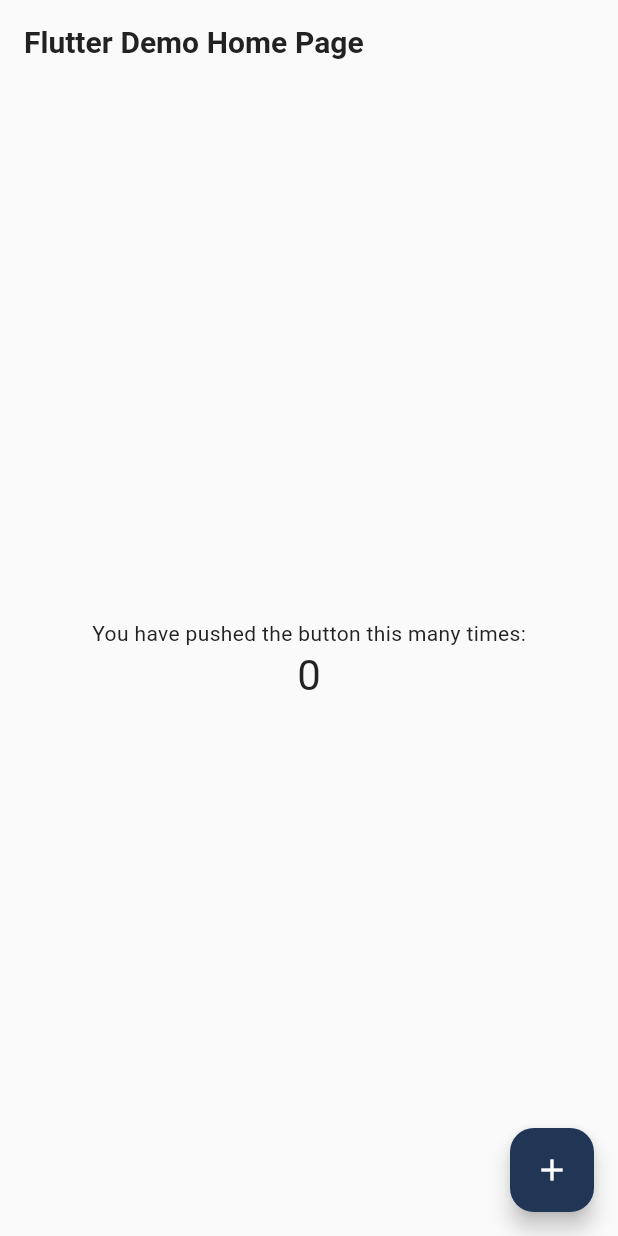
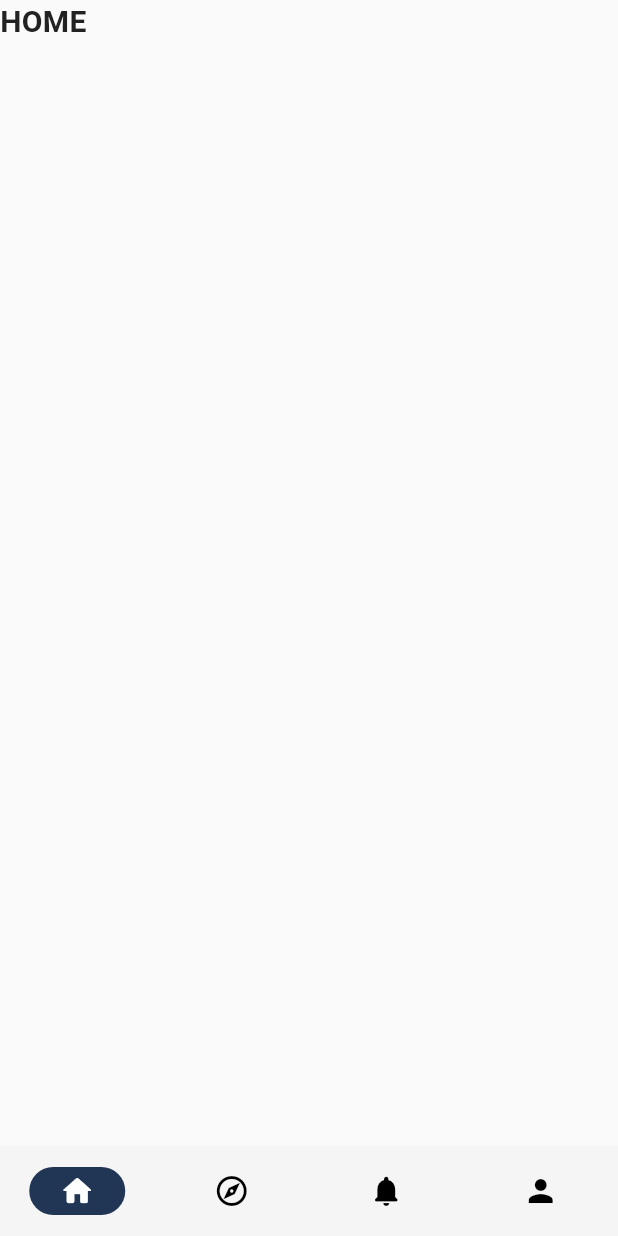
Before and after one commit to chhily/tov-na, a Flutter app: the screen it shows after launch, on a phone screen of 412 x 824 dp. Run offline on Flutter 3.47's test engine with Material 3 defaults, Android fonts, the phone set to English and light mode, and no system bars; our stand-ins replace flutter_riverpod, google_fonts; Roboto replaces fonts that are missing (NotoSansKhmer).

Commit message:
set up navigation

```diff
--- a/lib/core/constant/app_color.dart
+++ b/lib/core/constant/app_color.dart
@@ -3,6 +3,7 @@ import 'package:flutter/material.dart';
 class AppColors {
   AppColors._();
   static const Color bgColor = Color(0xFFFAFAFA);
+  static const Color bg2Color = Color(0xFFF5F5F5);
   static const Color primary = Color(0xFF213555);
   static const Color secondary = Color(0xFF5BC0F8);
 
--- a/lib/core/constant/app_style.dart
+++ b/lib/core/constant/app_style.dart
@@ -0,0 +1,9 @@
+import 'package:flutter/material.dart';
+import 'package:google_fonts/google_fonts.dart';
+import 'package:tov_na/core/constant/constants.dart';
+
+TextStyle appText = GoogleFonts.notoSansKhmer(
+  color: AppColors.primaryText,
+  fontWeight: FontWeight.normal,
+  fontSize: FontSize.body,
+);
--- a/lib/core/theme/default_theme.dart
+++ b/lib/core/theme/default_theme.dart
@@ -37,6 +37,30 @@ class DefaultTheme {
           shape:
               RoundedRectangleBorder(borderRadius: BorderRadius.circular(8.0)),
         ),
+        navigationBarTheme: NavigationBarThemeData(
+          height: 60,
+          surfaceTintColor: AppColors.bg2Color,
+          elevation: 2,
+          backgroundColor: AppColors.bg2Color,
+          indicatorColor: AppColors.primary,
+          labelBehavior: NavigationDestinationLabelBehavior.alwaysHide,
+          labelTextStyle: MaterialStateProperty.all(
+            appText.copyWith(fontSize: FontSize.caption),
+          ),
+        ),
+        bottomNavigationBarTheme: BottomNavigationBarThemeData(
+            backgroundColor: AppColors.white,
+            type: BottomNavigationBarType.shifting,
+            elevation: 0,
+            selectedIconTheme: const IconThemeData(
+              color: AppColors.primary,
+            ),
+            unselectedIconTheme: const IconThemeData(
+              color: AppColors.secondary,
+            ),
+            selectedLabelStyle: appText,
+            showSelectedLabels: true,
+            unselectedLabelStyle: appText.copyWith(color: AppColors.subtitle)),
         elevatedButtonTheme: elevatedButtonTheme,
         outlinedButtonTheme: outlineButtonTheme,
         textButtonTheme: textButtonTheme,
@@ -74,8 +98,8 @@ class DefaultTheme {
   AppBarTheme get appBarTheme {
     return AppBarTheme(
       color: AppColors.bgColor,
-      iconTheme: const IconThemeData(color: AppColors.secondary),
-      actionsIconTheme: const IconThemeData(color: AppColors.secondary),
+      iconTheme: const IconThemeData(color: AppColors.primary),
+      actionsIconTheme: const IconThemeData(color: AppColors.primary),
       titleTextStyle: GoogleFonts.notoSansKhmer(
         fontSize: FontSize.title,
         color: AppColors.primaryText,
@@ -129,14 +153,14 @@ class DefaultTheme {
 
   IconThemeData get iconTheme {
     return const IconThemeData(
-      color: AppColors.subtitle,
+      color: AppColors.primary,
     );
   }
 
   IconButtonThemeData get iconButtonTheme {
     return IconButtonThemeData(
       style: ButtonStyle(
-        iconColor: MaterialStateProperty.all(AppColors.white),
+        iconColor: MaterialStateProperty.all(AppColors.primary),
       ),
     );
   }
--- /dev/null
+++ b/lib/core/widget/app.dart
@@ -0,0 +1,32 @@
+import 'package:flutter/material.dart';
+
+import '../../page/home/home.dart';
+
+class App {
+  App._();
+  static const List<Widget> page = [
+    HomePage(title: "HOME"),
+    HomePage(title: "EXPLORE"),
+    HomePage(title: "NOTIFICATIONS"),
+    HomePage(title: "PROFILE"),
+  ];
+
+  static const List<NavigationDestination> itemNav = [
+    NavigationDestination(
+      icon: Icon(Icons.home_rounded),
+      label: "Home",
+    ),
+    NavigationDestination(
+      icon: Icon(Icons.explore_outlined),
+      label: "Explore",
+      selectedIcon: Icon(
+        Icons.explore_rounded,
+      ),
+    ),
+    NavigationDestination(
+      icon: Icon(Icons.notifications_rounded),
+      label: "Notifications",
+    ),
+    NavigationDestination(icon: Icon(Icons.person), label: "Profile"),
+  ];
+}
--- a/lib/main.dart
+++ b/lib/main.dart
@@ -1,107 +1,8 @@
 import 'package:flutter/material.dart';
-import 'package:tov_na/core/theme/default_theme.dart';
+import 'package:flutter_riverpod/flutter_riverpod.dart';
+
+import 'page/root.dart';
 
 void main() {
-  runApp(const MyApp());
+  runApp(const ProviderScope(child: TovNaApp()));
 }
-
-class MyApp extends StatelessWidget {
-  const MyApp({super.key});
-
-  // This widget is the root of your application.
-  @override
-  Widget build(BuildContext context) {
-    return MaterialApp(
-      title: 'Flutter Demo',
-      theme: DefaultTheme.instance.theme,
-      home: const MyHomePage(title: 'Flutter Demo Home Page'),
-    );
-  }
-}
-
-class MyHomePage extends StatefulWidget {
-  const MyHomePage({super.key, required this.title});
-
-  // This widget is the home page of your application. It is stateful, meaning
-  // that it has a State object (defined below) that contains fields that affect
-  // how it looks.
-
-  // This class is the configuration for the state. It holds the values (in this
-  // case the title) provided by the parent (in this case the App widget) and
-  // used by the build method of the State. Fields in a Widget subclass are
-  // always marked "final".
-
-  final String title;
-
-  @override
-  State<MyHomePage> createState() => _MyHomePageState();
-}
-
-class _MyHomePageState extends State<MyHomePage> {
-  int _counter = 0;
-
-  void _incrementCounter() {
-    setState(() {
-      // This call to setState tells the Flutter framework that something has
-      // changed in this State, which causes it to rerun the build method below
-      // so that the display can reflect the updated values. If we changed
-      // _counter without calling setState(), then the build method would not be
-      // called again, and so nothing would appear to happen.
-      _counter++;
-    });
-  }
-
-  @override
-  Widget build(BuildContext context) {
-    // This method is rerun every time setState is called, for instance as done
-    // by the _incrementCounter method above.
-    //
-    // The Flutter framework has been optimized to make rerunning build methods
-    // fast, so that you can just rebuild anything that needs updating rather
-    // than having to individually change instances of widgets.
-    return Scaffold(
-      appBar: AppBar(
-        // TRY THIS: Try changing the color here to a specific color (to
-        // Colors.amber, perhaps?) and trigger a hot reload to see the AppBar
-        // change color while the other colors stay the same.
-        // Here we take the value from the MyHomePage object that was created by
-        // the App.build method, and use it to set our appbar title.
-        title: Text(widget.title),
-      ),
-      body: Center(
-        // Center is a layout widget. It takes a single child and positions it
-        // in the middle of the parent.
-        child: Column(
-          // Column is also a layout widget. It takes a list of children and
-          // arranges them vertically. By default, it sizes itself to fit its
-          // children horizontally, and tries to be as tall as its parent.
-          //
-          // Column has various properties to control how it sizes itself and
-          // how it positions its children. Here we use mainAxisAlignment to
-          // center the children vertically; the main axis here is the vertical
-          // axis because Columns are vertical (the cross axis would be
-          // horizontal).
-          //
-          // TRY THIS: Invoke "debug painting" (choose the "Toggle Debug Paint"
-          // action in the IDE, or press "p" in the console), to see the
-          // wireframe for each widget.
-          mainAxisAlignment: MainAxisAlignment.center,
-          children: <Widget>[
-            const Text(
-              'You have pushed the button this many times:',
-            ),
-            Text(
-              '$_counter',
-              style: Theme.of(context).textTheme.headlineMedium,
-            ),
-          ],
-        ),
-      ),
-      floatingActionButton: FloatingActionButton(
-        onPressed: _incrementCounter,
-        tooltip: 'Increment',
-        child: const Icon(Icons.add),
-      ), // This trailing comma makes auto-formatting nicer for build methods.
-    );
-  }
-}
--- /dev/null
+++ b/lib/page/home/home.dart
@@ -0,0 +1,23 @@
+import 'package:flutter/material.dart';
+import 'package:flutter_riverpod/flutter_riverpod.dart';
+import 'package:tov_na/core/constant/app_extension.dart';
+import 'package:tov_na/core/widget/app_text.dart';
+
+class HomePage extends ConsumerStatefulWidget {
+  final String title;
+  const HomePage({super.key, required this.title});
+
+  @override
+  ConsumerState createState() => _HomePageState();
+}
+
+class _HomePageState extends ConsumerState<HomePage> {
+  @override
+  Widget build(BuildContext context) {
+    return CustomScrollView(
+      slivers: [
+        AppText.title(widget.title).toSliver
+      ],
+    );
+  }
+}
--- /dev/null
+++ b/lib/page/navigation/bottom_navigation.dart
@@ -0,0 +1,32 @@
+import 'package:flutter/material.dart';
+import 'package:flutter_riverpod/flutter_riverpod.dart';
+import 'package:tov_na/core/constant/constants.dart';
+import 'package:tov_na/core/widget/widget.dart';
+
+import '../../base/state_management/navigation/naviation.dart';
+
+final selectedIndexProvider = StateProvider<int>((ref) => 0);
+
+class NavRoot extends ConsumerStatefulWidget {
+  const NavRoot({super.key});
+
+  @override
+  ConsumerState createState() => _BottomNavigationProviderState();
+}
+
+class _BottomNavigationProviderState extends ConsumerState<NavRoot> {
+  @override
+  Widget build(BuildContext context) {
+    final navIndex = ref.watch(navProvider);
+    return Scaffold(
+      body: SafeArea(child: App.page[navIndex.index]),
+      bottomNavigationBar: NavigationBar(
+        selectedIndex: navIndex.index,
+        onDestinationSelected: (index) {
+          ref.read(navProvider.notifier).onIndexChanged(index);
+        },
+        destinations: App.itemNav,
+      ),
+    );
+  }
+}
--- /dev/null
+++ b/lib/page/root.dart
@@ -0,0 +1,17 @@
+import 'package:flutter/material.dart';
+import 'package:tov_na/page/navigation/bottom_navigation.dart';
+
+import '../core/theme/default_theme.dart';
+
+class TovNaApp extends StatelessWidget {
+  const TovNaApp({super.key});
+
+  @override
+  Widget build(BuildContext context) {
+    return MaterialApp(
+      title: 'Flutter Demo',
+      theme: DefaultTheme.instance.theme,
+      home: const NavRoot(),
+    );
+  }
+}
--- a/pubspec.yaml
+++ b/pubspec.yaml
@@ -17,6 +17,8 @@ dependencies:
 
   cupertino_icons: ^1.0.2
   google_fonts: 6.1.0
+  flutter_riverpod: ^2.5.1
+  riverpod_lint: ^2.3.7
 
 dev_dependencies:
   flutter_test:
```
Also changed, not shown: lib/base/state_management/navigation/nav_state.dart (added, +11 -0 lines), lib/base/state_management/navigation/naviation.dart (added, +22 -0 lines), lib/core/constant/app_extension.dart (+39 -0 lines), lib/core/constant/app_size.dart (+16 -0 lines), lib/core/widget/app_space.dart (+21 -0 lines), lib/core/widget/widget.dart (added, +7 -0 lines), pubspec.lock, 1 other file.
